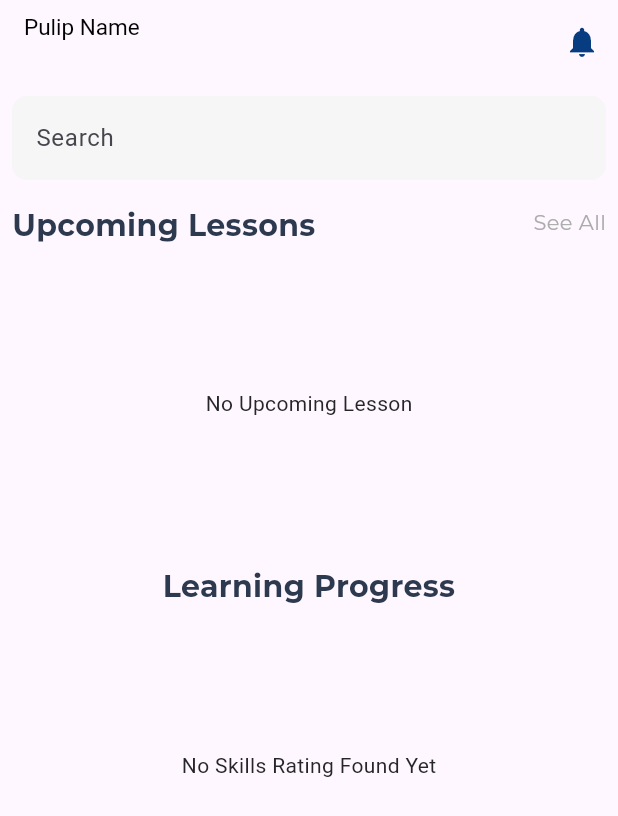
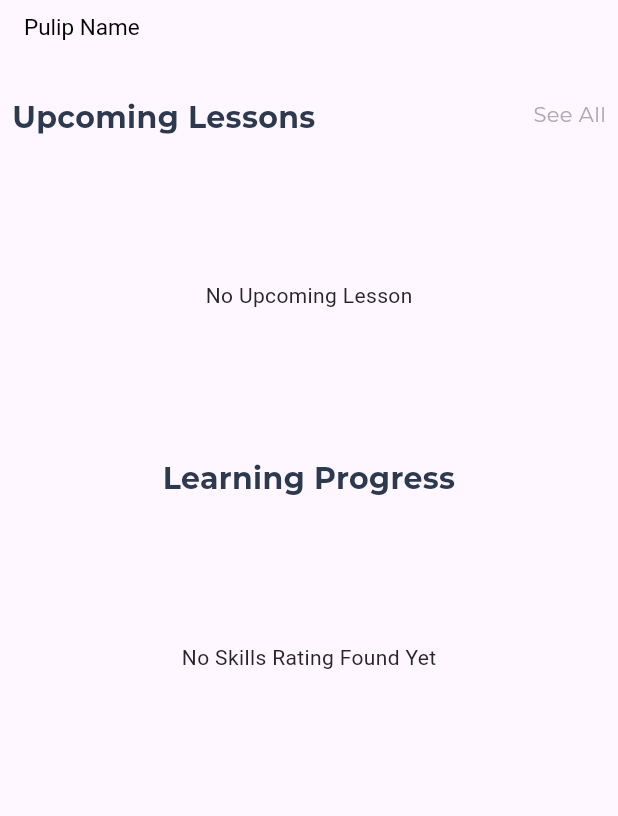
Before and after one commit to fwdAndroid/star, a Flutter app: the PulipHomePage screen opened directly, on a phone screen of 412 x 824 dp. Shown: the top 816 px of the screen. Run offline on Flutter 3.47's test engine with Material 3 defaults, Android fonts, the phone set to English and light mode, and no system bars; our stand-ins replace cached_network_image, cloud_firestore, firebase_auth, firebase_core, firebase_storage, flutter_rating_bar and 4 more; missing offline and left inert: restart_app; accounts and stored records are empty; Roboto replaces fonts that are missing (Acme).

Commit message:
Some Changes

```diff
--- a/lib/screens/pulip_dashboard_pages/pulip_home_page.dart
+++ b/lib/screens/pulip_dashboard_pages/pulip_home_page.dart
@@ -19,14 +19,6 @@ class _PulipHomePageState extends State<PulipHomePage> {
     return Scaffold(
       appBar: AppBar(
         automaticallyImplyLeading: false,
-        actions: [
-          IconButton(
-              onPressed: () {},
-              icon: Icon(
-                Icons.notifications,
-                color: bottomColor,
-              ))
-        ],
         title: StreamBuilder(
             stream: FirebaseFirestore.instance
                 .collection("pulip")
@@ -72,31 +64,6 @@ class _PulipHomePageState extends State<PulipHomePage> {
             var document = snapshot.data;
             return Column(
               children: [
-                Padding(
-                  padding: const EdgeInsets.all(8.0),
-                  child: TextField(
-                    decoration: InputDecoration(
-                        fillColor: fillColors,
-                        filled: true,
-                        labelText: 'Search',
-                        border: InputBorder.none,
-                        focusedBorder: OutlineInputBorder(
-                            borderRadius: BorderRadius.all(Radius.circular(10)),
-                            borderSide: BorderSide(
-                              color: fillColors,
-                            )),
-                        errorBorder: OutlineInputBorder(
-                            borderRadius: BorderRadius.all(Radius.circular(10)),
-                            borderSide: BorderSide(
-                              color: fillColors,
-                            )),
-                        enabledBorder: OutlineInputBorder(
-                            borderRadius: BorderRadius.all(Radius.circular(10)),
-                            borderSide: BorderSide(
-                              color: fillColors,
-                            ))),
-                  ),
-                ),
                 Padding(
                   padding: const EdgeInsets.all(8.0),
                   child: Row(
@@ -244,14 +211,13 @@ class _PulipHomePageState extends State<PulipHomePage> {
                               List<Map<String, dynamic>>.from(data['skills']);
                           return Column(
                             children: [
-                              for (int i = 1; i < skillsList.length; i++)
+                              for (int i = 0; i < skillsList.length; i++)
                                 Card(
                                   child: ListTile(
                                     title: Text(
                                       'Skill Name: ${skillsList[i]['name'].toString()}',
                                       style: TextStyle(color: bottomColor),
                                     ),
-                                    // ... other fields ...
                                     subtitle: Column(
                                       crossAxisAlignment:
                                           CrossAxisAlignment.start,
--- a/lib/screens/pulip_dashboard_pages/pupil_lesson/seee_all_lessons.dart
+++ b/lib/screens/pulip_dashboard_pages/pupil_lesson/seee_all_lessons.dart
@@ -54,7 +54,7 @@ class _SeeAllLessonsState extends State<SeeAllLessons> {
                         style: TextStyle(color: bottomColor),
                       ),
                       subtitle: Text(
-                        'Subject: ${data['subject'].toString()}',
+                        'Pulip Name: ${data['pulipName'].toString()}',
                         style: TextStyle(color: bottomColor),
                       ),
                       // Add more fields as needed
```
